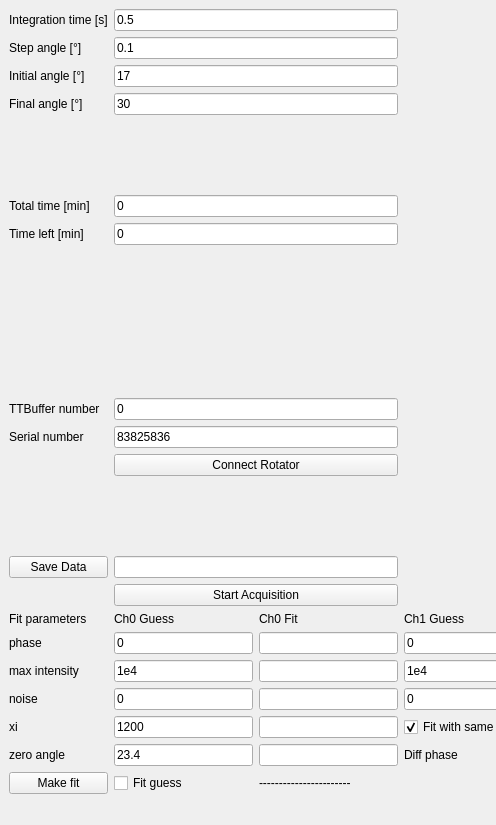
First picture: the form in timebin.ui, repository qLuxor/pylabtools, before the edit; both pictures show x 0 to 496 and y 0 to 825 of the 1302 by 825 pixel window.
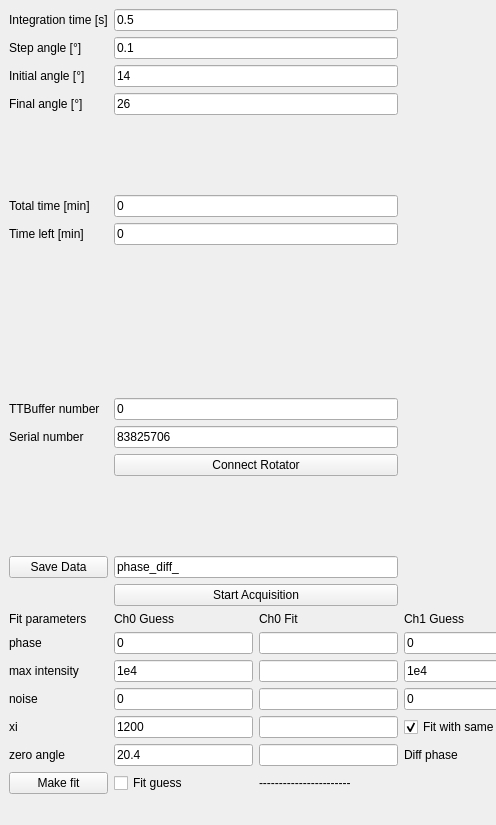
Second picture: the form after the edit. Custom widgets are drawn as their Qt base class.

```diff
--- a/timebin.ui
+++ b/timebin.ui
@@ -76,7 +76,7 @@
     <item row="2" column="1" colspan="2">
      <widget class="QLineEdit" name="txtIniAngle">
       <property name="text">
-       <string>17</string>
+       <string>14</string>
       </property>
      </widget>
     </item>
@@ -119,7 +119,7 @@
     <item row="10" column="1" colspan="2">
      <widget class="QLineEdit" name="txtSN">
       <property name="text">
-       <string>83825836</string>
+       <string>83825706</string>
       </property>
      </widget>
     </item>
@@ -177,7 +177,7 @@
     <item row="20" column="1">
      <widget class="QLineEdit" name="txtAngle0">
       <property name="text">
-       <string>23.4</string>
+       <string>20.4</string>
       </property>
      </widget>
     </item>
@@ -212,7 +212,7 @@
     <item row="3" column="1" colspan="2">
      <widget class="QLineEdit" name="txtFinAngle">
       <property name="text">
-       <string>30</string>
+       <string>26</string>
       </property>
      </widget>
     </item>
@@ -371,7 +371,11 @@
      </widget>
     </item>
     <item row="13" column="1" colspan="2">
-     <widget class="QLineEdit" name="txtFileName"/>
+     <widget class="QLineEdit" name="txtFileName">
+      <property name="text">
+       <string>phase_diff_</string>
+      </property>
+     </widget>
     </item>
     <item row="20" column="4">
      <widget class="QLineEdit" name="txtDiffPhase"/>
```
